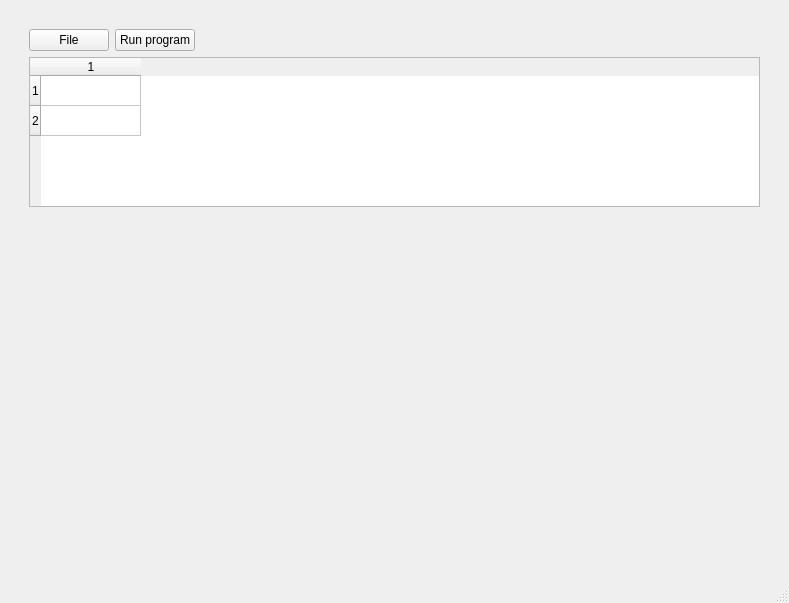
Qt form app/ui/main_window.ui (H1nkk/pamm) before a commit.
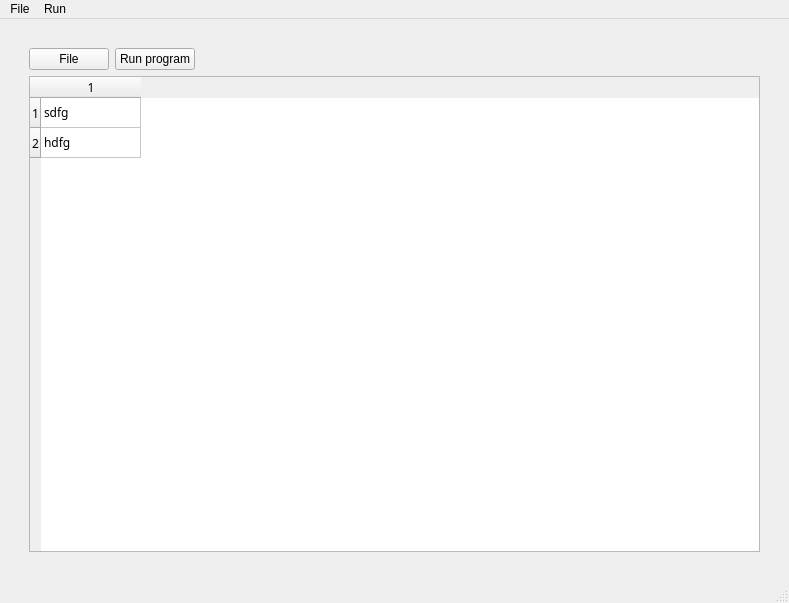
The same form after that commit.

```diff
--- a/app/ui/main_window.ui
+++ b/app/ui/main_window.ui
@@ -75,10 +75,43 @@
       <item>
        <layout class="QVBoxLayout" name="verticalLayout_3">
         <property name="bottomMargin">
-         <number>345</number>
+         <number>0</number>
         </property>
         <item>
          <widget class="QTableWidget" name="tableWidget">
+          <property name="enabled">
+           <bool>true</bool>
+          </property>
+          <property name="sizePolicy">
+           <sizepolicy hsizetype="Expanding" vsizetype="Expanding">
+            <horstretch>1</horstretch>
+            <verstretch>1</verstretch>
+           </sizepolicy>
+          </property>
+          <property name="minimumSize">
+           <size>
+            <width>0</width>
+            <height>0</height>
+           </size>
+          </property>
+          <property name="font">
+           <font>
+            <family>Cascadia Mono</family>
+            <bold>false</bold>
+           </font>
+          </property>
+          <property name="cursor" stdset="0">
+           <cursorShape>IBeamCursor</cursorShape>
+          </property>
+          <property name="mouseTracking">
+           <bool>true</bool>
+          </property>
+          <property name="focusPolicy">
+           <enum>Qt::FocusPolicy::ClickFocus</enum>
+          </property>
+          <property name="editTriggers">
+           <set>QAbstractItemView::EditTrigger::AllEditTriggers</set>
+          </property>
           <property name="rowCount">
            <number>2</number>
           </property>
@@ -88,23 +121,20 @@
           <row/>
           <row/>
           <column/>
+          <item row="0" column="0">
+           <property name="text">
+            <string>sdfg</string>
+           </property>
+          </item>
+          <item row="1" column="0">
+           <property name="text">
+            <string>hdfg</string>
+           </property>
+          </item>
          </widget>
         </item>
        </layout>
       </item>
-      <item>
-       <spacer name="verticalSpacer">
-        <property name="orientation">
-         <enum>Qt::Orientation::Vertical</enum>
-        </property>
-        <property name="sizeHint" stdset="0">
-         <size>
-          <width>20</width>
-          <height>40</height>
-         </size>
-        </property>
-       </spacer>
-      </item>
      </layout>
     </item>
    </layout>
@@ -118,6 +148,22 @@
      <height>21</height>
     </rect>
    </property>
+   <widget class="QMenu" name="menudsg">
+    <property name="title">
+     <string>File</string>
+    </property>
+    <addaction name="actionNew"/>
+    <addaction name="actionOpen"/>
+    <addaction name="actionSave"/>
+   </widget>
+   <widget class="QMenu" name="menuasdf">
+    <property name="title">
+     <string>Run</string>
+    </property>
+    <addaction name="separator"/>
+   </widget>
+   <addaction name="menudsg"/>
+   <addaction name="menuasdf"/>
   </widget>
   <widget class="QStatusBar" name="statusbar"/>
  </widget>
```
Left out of the diff: 40 changed lines with no effect on the pictures.
